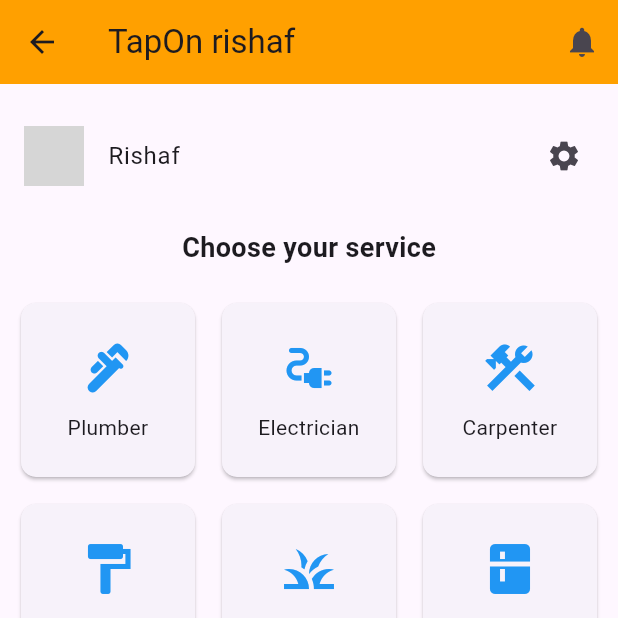
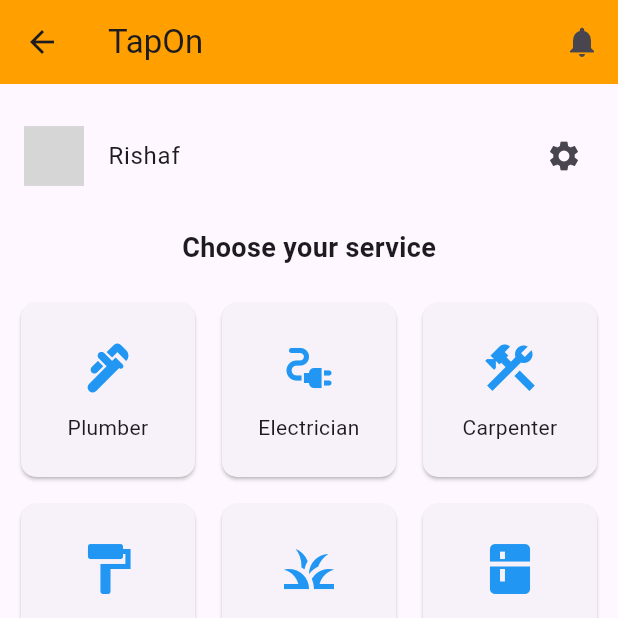
Before and after one commit to RusthyAhd/TapOn, a Flutter app: the HomePage screen opened directly, on a phone screen of 412 x 824 dp, the top half of it. Run offline on Flutter 3.47's test engine with Material 3 defaults, Android fonts, the phone set to English and light mode, and no system bars; grey boxes are pictures that could not be loaded.

Commit message:
edit home page-remove risaf

```diff
--- a/FrontEnd/lib/Home page.dart
+++ b/FrontEnd/lib/Home page.dart
@@ -6,14 +6,15 @@ class HomePage extends StatelessWidget {
   Widget build(BuildContext context) {
     return Scaffold(
       appBar: AppBar(
-        title: Text('TapOn rishaf'),
+        title: Text('TapOn'),
         backgroundColor: Colors.amber[700],
         actions: [
           IconButton(
             icon: Icon(Icons.notifications),
             onPressed: () {
-               Navigator.push(context, MaterialPageRoute(builder:(context) => NotificationPage()));
-                      // Add your onPressed logic here
+              Navigator.push(context,
+                  MaterialPageRoute(builder: (context) => NotificationPage()));
+              // Add your onPressed logic here
               // Notification action
             },
           ),
@@ -24,7 +25,8 @@ class HomePage extends StatelessWidget {
           SizedBox(height: 20),
           ListTile(
             leading: CircleAvatar(
-              backgroundImage: AssetImage('assets/profile.jpg'), // Replace with profile image
+              backgroundImage: AssetImage(
+                  'assets/profile.jpg'), // Replace with profile image
             ),
             title: Text('Rishaf'),
             trailing: Icon(Icons.settings),
@@ -46,7 +48,8 @@ class HomePage extends StatelessWidget {
               mainAxisSpacing: 10,
               children: [
                 ServiceCard(icon: Icons.plumbing, label: 'Plumber'),
-                ServiceCard(icon: Icons.electrical_services, label: 'Electrician'),
+                ServiceCard(
+                    icon: Icons.electrical_services, label: 'Electrician'),
                 ServiceCard(icon: Icons.construction, label: 'Carpenter'),
                 ServiceCard(icon: Icons.format_paint, label: 'Painter'),
                 ServiceCard(icon: Icons.grass, label: 'Gardener'),
@@ -72,7 +75,8 @@ class HomePage extends StatelessWidget {
             decoration: BoxDecoration(
               borderRadius: BorderRadius.circular(12),
               image: DecorationImage(
-                image: AssetImage('assets/plumber_featured.jpg'), // Replace with your featured image
+                image: AssetImage(
+                    'assets/plumber_featured.jpg'), // Replace with your featured image
                 fit: BoxFit.cover,
               ),
             ),
```
